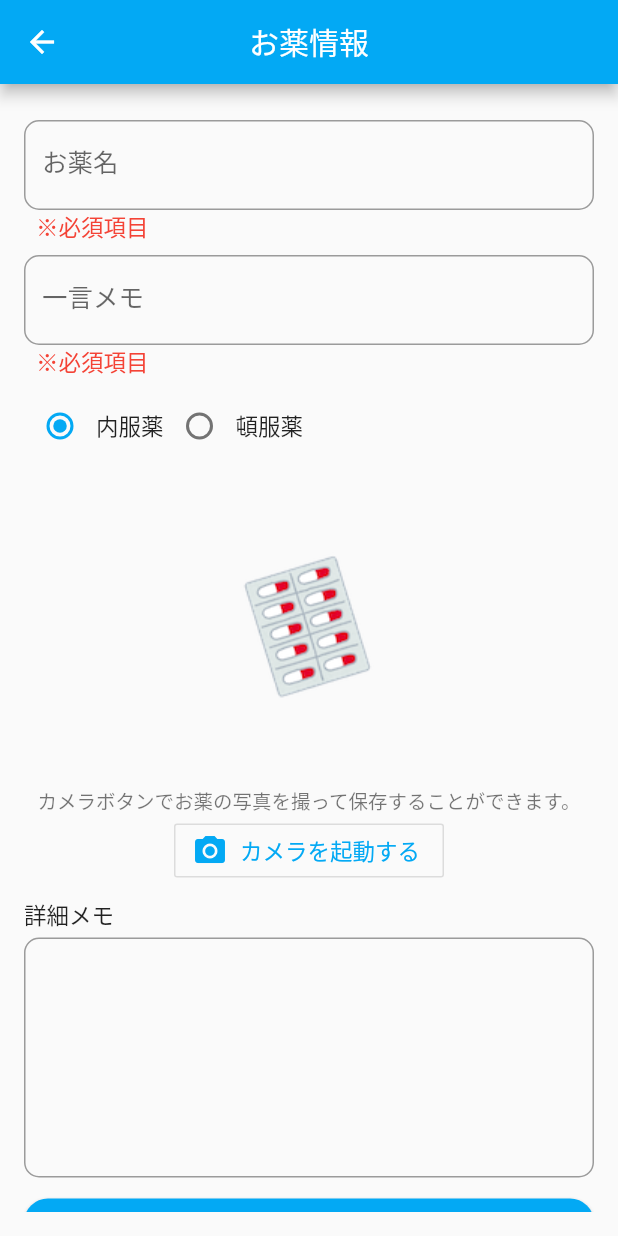
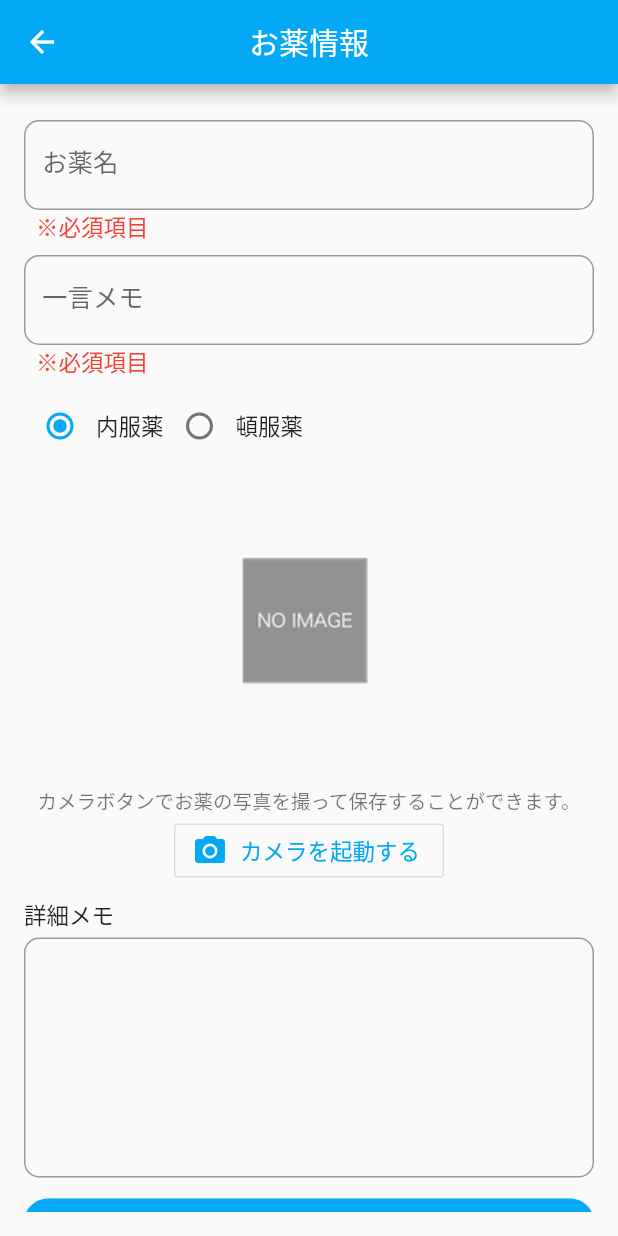
Before and after one commit to hotdrop/dyphic, a Flutter app: the MedicineEditPage screen opened directly with empty values, on a phone screen of 412 x 824 dp. Run offline on Flutter 3.47's test engine with Material 2 defaults, Android fonts, the phone set to English and light mode, and no system bars; our stand-ins replace awesome_dialog, cached_network_image, expansion_tile_card, firebase_auth, firebase_core, firebase_storage and 8 more; accounts and stored records are empty.

Commit message:
デフォルトの画像を変更し、AppImageクラスに集約した

```diff
--- a/lib/ui/medicine/edit/medicine_edit_page.dart
+++ b/lib/ui/medicine/edit/medicine_edit_page.dart
@@ -121,7 +121,7 @@ class MedicineEditPage extends StatelessWidget {
       children: [
         Padding(
           padding: const EdgeInsets.only(top: 8.0, bottom: 8.0),
-          child: AppImage(path: viewModel.imageFilePath),
+          child: AppImage.large(path: viewModel.imageFilePath),
         ),
         Text(AppStrings.medicineImageOverviewLabel, style: Theme.of(context).textTheme.caption),
         Row(
--- a/lib/ui/widget/app_image.dart
+++ b/lib/ui/widget/app_image.dart
@@ -4,17 +4,25 @@ import 'package:cached_network_image/cached_network_image.dart';
 import 'package:flutter/material.dart';
 
 class AppImage extends StatelessWidget {
-  const AppImage({@required this.path});
+  const AppImage._(this._path, this._width, this._height);
 
-  final String path;
-  static final double _width = 200.0;
-  static final double _height = 200.0;
+  factory AppImage.icon({@required String path}) {
+    return AppImage._(path, 50.0, 50.0);
+  }
+
+  factory AppImage.large({@required String path}) {
+    return AppImage._(path, 200.0, 200.0);
+  }
+
+  final String _path;
+  final double _width;
+  final double _height;
 
   @override
   Widget build(BuildContext context) {
-    if (path.isEmpty) {
+    if (_path.isEmpty) {
       return _loadImageDefault();
-    } else if (path.contains('http')) {
+    } else if (_path.contains('http')) {
       return _loadImageFromNetwork();
     } else {
       return _loadImageFromLocalStorage();
@@ -22,25 +30,24 @@ class AppImage extends StatelessWidget {
   }
 
   Widget _loadImageDefault() {
-    return Image.asset('res/images/medicine_default.png', height: _height, width: _width);
+    return Image.asset('res/images/no_image.png', height: _height, width: _width);
   }
 
   Widget _loadImageFromLocalStorage() {
-    return Image.file(File(path), height: _height, width: _width);
+    return Image.file(File(_path), height: _height, width: _width);
   }
 
   Widget _loadImageFromNetwork() {
     return CachedNetworkImage(
-      imageUrl: path,
+      imageUrl: _path,
       placeholder: (context, url) => SizedBox(
         width: _width,
         height: _height,
         child: CircularProgressIndicator(),
       ),
       errorWidget: (context, url, dynamic error) => Image.asset(
-        'res/images/medicine_default.png',
-        width: _width,
-        height: _height,
+        'res/images/no_image.png',
+        fit: BoxFit.cover,
       ),
     );
   }
```
Also changed, not shown: lib/ui/medicine/medicine_card_view.dart (+2 -10 lines), res/images/medicine_default.png (deleted), res/images/no_image.png (added).
